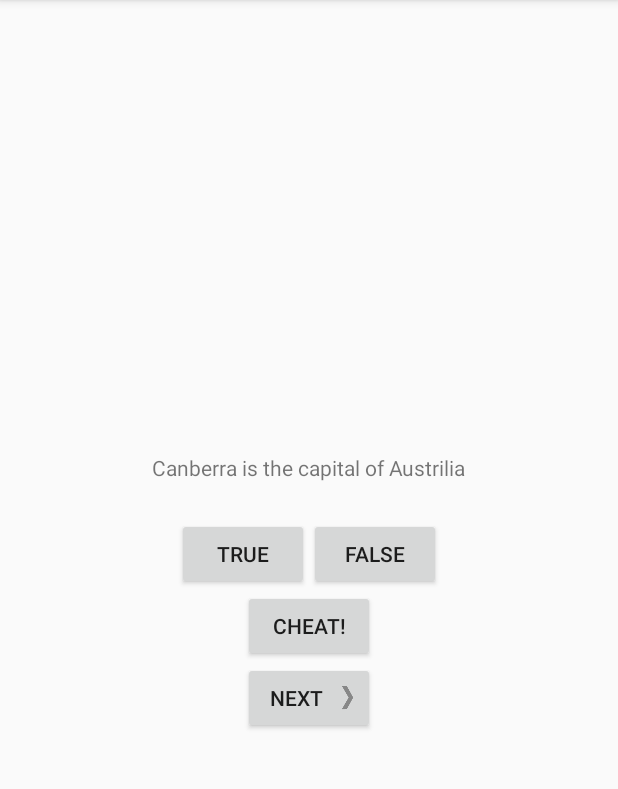
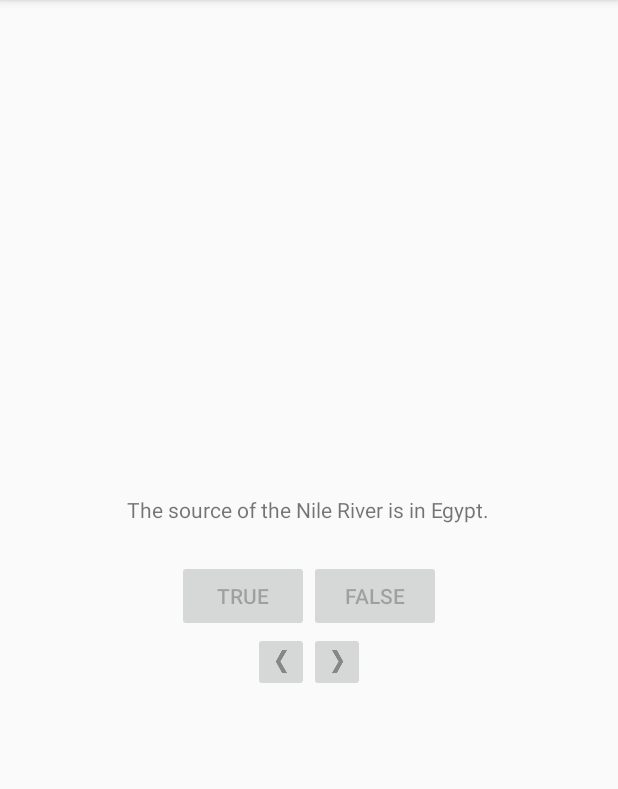
Before and after one commit to arrmixer/Android, an Android app: the screen it shows after launch (QuizActivity), after a tap on "FALSE", on a phone screen of 412 x 824 dp, the part 84-873 px from its top. Run offline under Robolectric (Android 15) with nearby library versions, the phone set to English and light mode, and no system bars; 2 other taps on this screen came first.

Commit message:
challenges chapter 2 through 5

```diff
--- a/app/build.gradle
+++ b/app/build.gradle
@@ -17,7 +17,10 @@ android {
             proguardFiles getDefaultProguardFile('proguard-android.txt'), 'proguard-rules.pro'
         }
     }
-
+    compileOptions {
+        targetCompatibility 1.8
+        sourceCompatibility 1.8
+    }
 }
 
 dependencies {
--- a/app/src/main/java/com/bignerdranch/andriod/geoquiz/QuizActivity.java
+++ b/app/src/main/java/com/bignerdranch/andriod/geoquiz/QuizActivity.java
@@ -1,31 +1,27 @@
 package com.bignerdranch.andriod.geoquiz;
 
-import android.app.Activity;
-import android.content.Context;
-import android.content.Intent;
 import android.support.v7.app.AppCompatActivity;
 import android.os.Bundle;
 import android.util.Log;
 import android.view.View;
 import android.widget.Button;
+import android.widget.ImageButton;
 import android.widget.TextView;
 import android.widget.Toast;
 
+import java.text.DecimalFormat;
+import java.util.ArrayList;
+
 public class QuizActivity extends AppCompatActivity {
-    private static final String TAG = QuizActivity.class.getSimpleName();
-    private static final String KEY_INDEX = "index";
-    private static final String EXTRA_ANSWER_IS_TRUE = "com.bignerdranch.android.geoquiz.answer_is_true";
-    private static final String EXTRA_ANSWER_SHOWN = "com.bignerdranch.android.answer_shown";
-    private int REQUEST_CHEAT_CODE = 0;
-
+    private final String TAG = QuizActivity.class.getSimpleName();
 private Button mTrueButton;
 private Button mFalseButton;
-    private Button mNextButton;
-    private Button mCheatButton;
+private ImageButton mNextButton;
+private ImageButton mBackButton;
 private TextView mQuestionTextView;
 
 //array of question objects from values folder
-    private Question[] mQuestionBank = new Question[]{
+private Question[] mQuestionBank = new Question[] {
         new Question(R.string.question_australia, true),
         new Question(R.string.question_africa, false),
         new Question(R.string.question_americas, true),
@@ -34,64 +30,17 @@ public class QuizActivity extends AppCompatActivity {
         new Question(R.string.question_mideast, false)
 };
 
+// record answers
+private String[] answers = new String[mQuestionBank.length];
+
 private int mCurrentIndex = 0;
-    private boolean mIsCheater;
-
-    @Override
-    protected void onStart() {
-        super.onStart();
-        Log.d(TAG, "onStart: called");
-    }
-
-    @Override
-    protected void onResume() {
-        super.onResume();
-
-        Log.d(TAG, "onResume: called");
-    }
-
-    @Override
-    protected void onPause() {
-        super.onPause();
-        Log.d(TAG, "onPause: called");
-    }
-
-    @Override
-    public void onSaveInstanceState(Bundle savedInstanceState) {
-        super.onSaveInstanceState(savedInstanceState);
-        Log.i(TAG, "onSaveInstanceState");
-        savedInstanceState.putInt(KEY_INDEX, mCurrentIndex);
-
-    }
-
-    @Override
-    protected void onStop() {
-        super.onStop();
-        Log.d(TAG, "onStop: called");
-    }
-
-    @Override
-    protected void onDestroy() {
-        super.onDestroy();
-        Log.d(TAG, "onDestroy: called");
-    }
-
-    public static Intent newIntent(Context packageContext, boolean answerIsTrue){
-        Intent intent = new Intent(packageContext, CheatActivity.class);
-        intent.putExtra(EXTRA_ANSWER_IS_TRUE, answerIsTrue);
-        return intent;
-    }
-
+private int answerIndex = 0;
+private int numberCorrect = 0;
 
     @Override
     protected void onCreate(Bundle savedInstanceState) {
         super.onCreate(savedInstanceState);
-        Log.d(TAG, "onCreate(Bundle) called ");
         setContentView(R.layout.activity_quiz);
-
-        if (savedInstanceState != null) {
-            mCurrentIndex = savedInstanceState.getInt(KEY_INDEX, 0);
-        }
 
         mQuestionTextView = (TextView) findViewById(R.id.question_text_view);
         updateQuestion();
@@ -102,7 +51,9 @@ public class QuizActivity extends AppCompatActivity {
             @Override
             public void onClick(View view) {
                 // install Toast statement
-                checkAnswer(true);
+               checkAnswer(true, answerIndex);
+               mFalseButton.setEnabled(false);
+                mTrueButton.setEnabled(false);
             }
         });
         mFalseButton = (Button) findViewById(R.id.false_button);
@@ -110,75 +61,101 @@ public class QuizActivity extends AppCompatActivity {
             @Override
             public void onClick(View view) {
                 // install Toast statement
-                checkAnswer(false);
+                checkAnswer(false, answerIndex);
+                mTrueButton.setEnabled(false);
+                mFalseButton.setEnabled(false);
 
             }
         });
 
-        mNextButton = (Button) findViewById(R.id.next_button);
+        mNextButton = (ImageButton) findViewById(R.id.next_button);
         mNextButton.setOnClickListener(new View.OnClickListener() {
             @Override
             public void onClick(View v) {
                 mCurrentIndex = (mCurrentIndex + 1) % mQuestionBank.length;
-                mIsCheater = false;
+                answerIndex = (answerIndex + 1) % answers.length;
                 updateQuestion();
+                Log.d(TAG, "onCreate: " + answers[answerIndex]);
+                if(answers[answerIndex] == null){
+                    mTrueButton.setEnabled(true);
+                    mFalseButton.setEnabled(true);
+                }else{
+                    mTrueButton.setEnabled(false);
+                    mFalseButton.setEnabled(false);
+                }
+
             }
         });
 
-        mCheatButton = (Button) findViewById(R.id.cheat_button);
-        mCheatButton.setOnClickListener(new View.OnClickListener() {
-                                            @Override
-                                            public void onClick(View v) {
-                    boolean isAnswerTrue = mQuestionBank[mCurrentIndex].isAnswerTrue();
-                    Context context = QuizActivity.this;
+        mBackButton = (ImageButton) findViewById(R.id.back_button);
+        mBackButton.setOnClickListener((v) -> {
+            mCurrentIndex = (mCurrentIndex - 1) % mQuestionBank.length;
+            answerIndex = (answerIndex - 1) % answers.length;
+            if(answerIndex < 0 ){
+                answerIndex = answers.length - 1;
+            }
+            updateQuestion();
+            Log.d(TAG, "onCreate: " + answers[answerIndex]);
+            if(answers[answerIndex] == null){
+                mTrueButton.setEnabled(true);
+                mFalseButton.setEnabled(true);
+            }else{
+                mTrueButton.setEnabled(false);
+                mFalseButton.setEnabled(false);
+            }
 
-                    startActivityForResult(newIntent(context, isAnswerTrue ), REQUEST_CHEAT_CODE);
+
+        });
+
+
+
+    }
+
+    private void updateQuestion(){
+        if(mCurrentIndex < 0){
+            mCurrentIndex = mQuestionBank.length - 1;
+        }
+        int question = mQuestionBank[mCurrentIndex].getTextResId();
+        mQuestionTextView.setText(question);
+
+    }
+
+    private void checkAnswer(boolean userPressedTrue, int answerIndex){
+       boolean answerIsTrue = mQuestionBank[mCurrentIndex].isAnswerTrue();
+
+       int messageResId = 0;
+
+       if(userPressedTrue == answerIsTrue){
+           messageResId = R.string.correct_toast;
+           answers[answerIndex] = "C";
+           numberCorrect++;
+           Log.d(TAG, "number corrrect: " + numberCorrect);
+
+       } else {
+           messageResId = R.string.incorrect_toast;
+           answers[answerIndex] = "I";
+       }
+
+       Toast.makeText(this, messageResId, Toast.LENGTH_SHORT).show();
+
+       // iterate over answers array to check if all questions where answered
+        // and toast the result
+        int check = 0;
+       for(int i = 0;i<answers.length;i++){
+
+           if(answers[i] != null){
+               check++;
+               Log.d(TAG, "checkAnswer: " + check);
+           }
+           if(check == answers.length){
+               double percentage =   ((double) numberCorrect/answers.length) * 100;
+               DecimalFormat percentageFormat = new DecimalFormat("00");
+               String finalPercentage = percentageFormat.format(percentage);
+               String message = "Your score is " + finalPercentage + "%";
+               Toast.makeText(this, message, Toast.LENGTH_LONG).show();
+           }
+       }
 
 
     }
 }
-
-        );
-    }
-
-    @Override
-    protected void onActivityResult(int requestCode, int resultCode, Intent data) {
-        if(resultCode != Activity.RESULT_OK){
-            return;
-        }
-
-        if(requestCode == REQUEST_CHEAT_CODE){
-            if (data == null){
-                return;
-            }
-            mIsCheater = CheatActivity.wasAnswerShown(data);
-        }
-    }
-
-    private void updateQuestion() {
-        int question = mQuestionBank[mCurrentIndex].getTextResId();
-        mQuestionTextView.setText(question);
-    }
-
-    private void checkAnswer(boolean userPressedTrue) {
-        boolean answerIsTrue = mQuestionBank[mCurrentIndex].isAnswerTrue();
-
-        int messageResId = 0;
-        if(mIsCheater){
-            messageResId = R.string.judgement_toast;
-        }else {
-            if (userPressedTrue == answerIsTrue) {
-                messageResId = R.string.correct_toast;
-            } else {
-                messageResId = R.string.incorrect_toast;
-            }
-        }
-
-
-        Toast.makeText(this, messageResId, Toast.LENGTH_SHORT).show();
-
-    }
-
-
-
-}
--- a/app/src/main/res/layout-land/activity_quiz.xml
+++ /dev/null
@@ -1,51 +0,0 @@
-<?xml version="1.0" encoding="utf-8"?>
-<FrameLayout
-    xmlns:android="http://schemas.android.com/apk/res/android"
-    android:layout_width="match_parent"
-    android:layout_height="match_parent">
-
-    <TextView
-        android:layout_width="wrap_content"
-        android:layout_height="wrap_content"
-        android:padding="24dp"
-       android:id="@+id/question_text_view"
-        android:layout_gravity="center_horizontal"/>
-
-    <LinearLayout
-        android:layout_width="wrap_content"
-        android:layout_height="wrap_content"
-        android:orientation="horizontal"
-        android:layout_gravity="center_vertical|center_horizontal">
-
-        <Button
-            android:id="@+id/true_button"
-            android:layout_width="wrap_content"
-            android:layout_height="wrap_content"
-            android:text="@string/true_button"/>
-
-        <Button
-            android:id="@+id/false_button"
-            android:layout_width="wrap_content"
-            android:layout_height="wrap_content"
-            android:text="@string/false_button"/>
-
-
-
-    </LinearLayout>
-
-    <Button
-        android:id="@+id/cheat_button"
-        android:layout_width="wrap_content"
-        android:layout_height="wrap_content"
-        android:layout_gravity="bottom|center_horizontal"
-        android:text="@string/cheat_buttom"/>
-
-    <Button
-        android:id="@+id/next_button"
-        android:layout_width="wrap_content"
-        android:layout_height="wrap_content"
-        android:layout_gravity="bottom|right"
-        android:text="@string/next_button"
-        android:drawableRight="@drawable/arrow_right"
-        android:drawablePadding="4dp"/>
-</FrameLayout>
--- a/app/src/main/res/layout/activity_quiz.xml
+++ b/app/src/main/res/layout/activity_quiz.xml
@@ -33,17 +33,24 @@
 
     </LinearLayout>
 
-    <Button
-        android:id="@+id/cheat_button"
+    <LinearLayout
         android:layout_width="wrap_content"
         android:layout_height="wrap_content"
-        android:text="@string/cheat_buttom"/>
+        android:orientation="horizontal"
+        >
+        <ImageButton
+            android:id="@+id/back_button"
+            android:layout_width="wrap_content"
+            android:layout_height="wrap_content"
+            android:src="@drawable/arrow_left"
+           />
+        <ImageButton
+            android:id="@+id/next_button"
+            android:layout_width="wrap_content"
+            android:layout_height="wrap_content"
+            android:src="@drawable/arrow_right"/>
 
-    <Button
-        android:id="@+id/next_button"
-        android:layout_width="wrap_content"
-        android:layout_height="wrap_content"
-        android:text="@string/next_button"
-        android:drawableRight="@drawable/arrow_right"
-        android:drawablePadding="4dp"/>
+    </LinearLayout>
+
+
 </LinearLayout>
--- a/app/src/main/res/values/strings.xml
+++ b/app/src/main/res/values/strings.xml
@@ -9,10 +9,7 @@
     <string name="true_button">True</string>
     <string name="false_button">False</string>
     <string name="next_button">Next</string>
+    <string name="back_button">Back</string>
     <string name="correct_toast">Correct!</string>
     <string name="incorrect_toast">Incorrect!</string>
-    <string name="warning_text">Are you sure you want to do this?</string>
-    <string name="show_answer_button">Show Answer</string>
-    <string name="cheat_buttom">Cheat!</string>
-    <string name="judgement_toast">Cheating is wrong.</string>
 </resources>
```
Also changed, not shown: app/src/main/AndroidManifest.xml (+3 -9 lines), app/src/main/java/com/bignerdranch/andriod/geoquiz/CheatActivity.java (deleted, +0 -54 lines), app/src/main/java/com/bignerdranch/andriod/geoquiz/Question.java (+0 -8 lines), app/src/main/res/layout/activity_cheat.xml (deleted, +0 -28 lines), 1 other file. Lines whose indentation alone changed are shown as unchanged.
